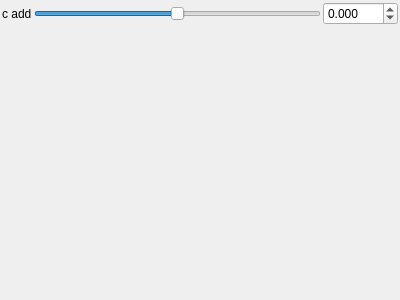
Qt form mandelbulber2/qt_data/fractal_aexion.ui (buddhi1980/mandelbulber2) before a commit.
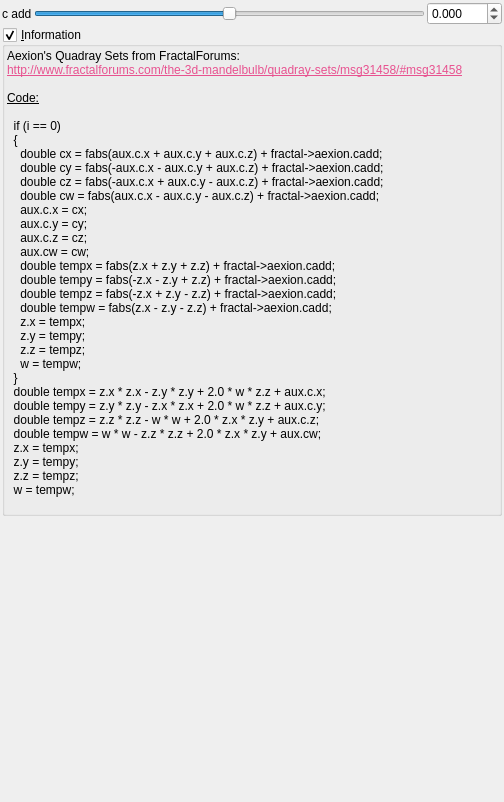
The same form after that commit. Custom widgets are drawn as their Qt base class.

Commit message: Finished information boxes for formulas started from A

```diff
--- a/mandelbulber2/qt_data/fractal_aexion.ui
+++ b/mandelbulber2/qt_data/fractal_aexion.ui
@@ -6,8 +6,8 @@
    <rect>
     <x>0</x>
     <y>0</y>
-    <width>400</width>
-    <height>300</height>
+    <width>504</width>
+    <height>802</height>
    </rect>
   </property>
   <property name="windowTitle">
@@ -93,6 +93,82 @@
      </item>
     </layout>
    </item>
+   <item>
+    <widget class="MyGroupBox" name="groupCheck_info">
+     <property name="title">
+      <string>&amp;Information</string>
+     </property>
+     <property name="flat">
+      <bool>false</bool>
+     </property>
+     <property name="checkable">
+      <bool>true</bool>
+     </property>
+     <layout class="QVBoxLayout" name="verticalLayout_2">
+      <property name="spacing">
+       <number>2</number>
+      </property>
+      <property name="leftMargin">
+       <number>2</number>
+      </property>
+      <property name="topMargin">
+       <number>2</number>
+      </property>
+      <property name="rightMargin">
+       <number>2</number>
+      </property>
+      <property name="bottomMargin">
+       <number>2</number>
+      </property>
+      <item>
+       <widget class="QLabel" name="label_4">
+        <property name="text">
+         <string>&lt;!DOCTYPE HTML PUBLIC &quot;-//W3C//DTD HTML 4.0//EN&quot; &quot;http://www.w3.org/TR/REC-html40/strict.dtd&quot;&gt;
+&lt;html&gt;&lt;head&gt;&lt;meta name=&quot;qrichtext&quot; content=&quot;1&quot; /&gt;&lt;style type=&quot;text/css&quot;&gt;
+p, li { white-space: pre-wrap; }
+&lt;/style&gt;&lt;/head&gt;&lt;body&gt;
+&lt;p style=&quot; margin-top:0px; margin-bottom:0px; margin-left:0px; margin-right:0px; -qt-block-indent:0; text-indent:0px;&quot;&gt;Aexion's Quadray Sets from FractalForums:&lt;/p&gt;
+&lt;p style=&quot; margin-top:0px; margin-bottom:0px; margin-left:0px; margin-right:0px; -qt-block-indent:0; text-indent:0px;&quot;&gt;&lt;a href=&quot;http://www.fractalforums.com/the-3d-mandelbulb/quadray-sets/msg31458/#msg31458&quot;&gt;&lt;span style=&quot; text-decoration: underline; color:#e85290;&quot;&gt;http://www.fractalforums.com/the-3d-mandelbulb/quadray-sets/msg31458/#msg31458&lt;/span&gt;&lt;/a&gt;&lt;/p&gt;
+&lt;p style=&quot;-qt-paragraph-type:empty; margin-top:0px; margin-bottom:0px; margin-left:0px; margin-right:0px; -qt-block-indent:0; text-indent:0px;&quot;&gt;&lt;br /&gt;&lt;/p&gt;
+&lt;p style=&quot; margin-top:0px; margin-bottom:0px; margin-left:0px; margin-right:0px; -qt-block-indent:0; text-indent:0px;&quot;&gt;&lt;span style=&quot; text-decoration: underline;&quot;&gt;Code:&lt;/span&gt;&lt;/p&gt;
+&lt;p style=&quot;-qt-paragraph-type:empty; margin-top:0px; margin-bottom:0px; margin-left:0px; margin-right:0px; -qt-block-indent:0; text-indent:0px; text-decoration: underline;&quot;&gt;&lt;br /&gt;&lt;/p&gt;
+&lt;p style=&quot; margin-top:0px; margin-bottom:0px; margin-left:0px; margin-right:0px; -qt-block-indent:0; text-indent:0px;&quot;&gt;  if (i == 0)&lt;/p&gt;
+&lt;p style=&quot; margin-top:0px; margin-bottom:0px; margin-left:0px; margin-right:0px; -qt-block-indent:0; text-indent:0px;&quot;&gt;  {&lt;/p&gt;
+&lt;p style=&quot; margin-top:0px; margin-bottom:0px; margin-left:0px; margin-right:0px; -qt-block-indent:0; text-indent:0px;&quot;&gt;    double cx = fabs(aux.c.x + aux.c.y + aux.c.z) + fractal-&amp;gt;aexion.cadd;&lt;/p&gt;
+&lt;p style=&quot; margin-top:0px; margin-bottom:0px; margin-left:0px; margin-right:0px; -qt-block-indent:0; text-indent:0px;&quot;&gt;    double cy = fabs(-aux.c.x - aux.c.y + aux.c.z) + fractal-&amp;gt;aexion.cadd;&lt;/p&gt;
+&lt;p style=&quot; margin-top:0px; margin-bottom:0px; margin-left:0px; margin-right:0px; -qt-block-indent:0; text-indent:0px;&quot;&gt;    double cz = fabs(-aux.c.x + aux.c.y - aux.c.z) + fractal-&amp;gt;aexion.cadd;&lt;/p&gt;
+&lt;p style=&quot; margin-top:0px; margin-bottom:0px; margin-left:0px; margin-right:0px; -qt-block-indent:0; text-indent:0px;&quot;&gt;    double cw = fabs(aux.c.x - aux.c.y - aux.c.z) + fractal-&amp;gt;aexion.cadd;&lt;/p&gt;
+&lt;p style=&quot; margin-top:0px; margin-bottom:0px; margin-left:0px; margin-right:0px; -qt-block-indent:0; text-indent:0px;&quot;&gt;    aux.c.x = cx;&lt;/p&gt;
+&lt;p style=&quot; margin-top:0px; margin-bottom:0px; margin-left:0px; margin-right:0px; -qt-block-indent:0; text-indent:0px;&quot;&gt;    aux.c.y = cy;&lt;/p&gt;
+&lt;p style=&quot; margin-top:0px; margin-bottom:0px; margin-left:0px; margin-right:0px; -qt-block-indent:0; text-indent:0px;&quot;&gt;    aux.c.z = cz;&lt;/p&gt;
+&lt;p style=&quot; margin-top:0px; margin-bottom:0px; margin-left:0px; margin-right:0px; -qt-block-indent:0; text-indent:0px;&quot;&gt;    aux.cw = cw;&lt;/p&gt;
+&lt;p style=&quot; margin-top:0px; margin-bottom:0px; margin-left:0px; margin-right:0px; -qt-block-indent:0; text-indent:0px;&quot;&gt;    double tempx = fabs(z.x + z.y + z.z) + fractal-&amp;gt;aexion.cadd;&lt;/p&gt;
+&lt;p style=&quot; margin-top:0px; margin-bottom:0px; margin-left:0px; margin-right:0px; -qt-block-indent:0; text-indent:0px;&quot;&gt;    double tempy = fabs(-z.x - z.y + z.z) + fractal-&amp;gt;aexion.cadd;&lt;/p&gt;
+&lt;p style=&quot; margin-top:0px; margin-bottom:0px; margin-left:0px; margin-right:0px; -qt-block-indent:0; text-indent:0px;&quot;&gt;    double tempz = fabs(-z.x + z.y - z.z) + fractal-&amp;gt;aexion.cadd;&lt;/p&gt;
+&lt;p style=&quot; margin-top:0px; margin-bottom:0px; margin-left:0px; margin-right:0px; -qt-block-indent:0; text-indent:0px;&quot;&gt;    double tempw = fabs(z.x - z.y - z.z) + fractal-&amp;gt;aexion.cadd;&lt;/p&gt;
+&lt;p style=&quot; margin-top:0px; margin-bottom:0px; margin-left:0px; margin-right:0px; -qt-block-indent:0; text-indent:0px;&quot;&gt;    z.x = tempx;&lt;/p&gt;
+&lt;p style=&quot; margin-top:0px; margin-bottom:0px; margin-left:0px; margin-right:0px; -qt-block-indent:0; text-indent:0px;&quot;&gt;    z.y = tempy;&lt;/p&gt;
+&lt;p style=&quot; margin-top:0px; margin-bottom:0px; margin-left:0px; margin-right:0px; -qt-block-indent:0; text-indent:0px;&quot;&gt;    z.z = tempz;&lt;/p&gt;
+&lt;p style=&quot; margin-top:0px; margin-bottom:0px; margin-left:0px; margin-right:0px; -qt-block-indent:0; text-indent:0px;&quot;&gt;    w = tempw;&lt;/p&gt;
+&lt;p style=&quot; margin-top:0px; margin-bottom:0px; margin-left:0px; margin-right:0px; -qt-block-indent:0; text-indent:0px;&quot;&gt;  }&lt;/p&gt;
+&lt;p style=&quot; margin-top:0px; margin-bottom:0px; margin-left:0px; margin-right:0px; -qt-block-indent:0; text-indent:0px;&quot;&gt;  double tempx = z.x * z.x - z.y * z.y + 2.0 * w * z.z + aux.c.x;&lt;/p&gt;
+&lt;p style=&quot; margin-top:0px; margin-bottom:0px; margin-left:0px; margin-right:0px; -qt-block-indent:0; text-indent:0px;&quot;&gt;  double tempy = z.y * z.y - z.x * z.x + 2.0 * w * z.z + aux.c.y;&lt;/p&gt;
+&lt;p style=&quot; margin-top:0px; margin-bottom:0px; margin-left:0px; margin-right:0px; -qt-block-indent:0; text-indent:0px;&quot;&gt;  double tempz = z.z * z.z - w * w + 2.0 * z.x * z.y + aux.c.z;&lt;/p&gt;
+&lt;p style=&quot; margin-top:0px; margin-bottom:0px; margin-left:0px; margin-right:0px; -qt-block-indent:0; text-indent:0px;&quot;&gt;  double tempw = w * w - z.z * z.z + 2.0 * z.x * z.y + aux.cw;&lt;/p&gt;
+&lt;p style=&quot; margin-top:0px; margin-bottom:0px; margin-left:0px; margin-right:0px; -qt-block-indent:0; text-indent:0px;&quot;&gt;  z.x = tempx;&lt;/p&gt;
+&lt;p style=&quot; margin-top:0px; margin-bottom:0px; margin-left:0px; margin-right:0px; -qt-block-indent:0; text-indent:0px;&quot;&gt;  z.y = tempy;&lt;/p&gt;
+&lt;p style=&quot; margin-top:0px; margin-bottom:0px; margin-left:0px; margin-right:0px; -qt-block-indent:0; text-indent:0px;&quot;&gt;  z.z = tempz;&lt;/p&gt;
+&lt;p style=&quot; margin-top:0px; margin-bottom:0px; margin-left:0px; margin-right:0px; -qt-block-indent:0; text-indent:0px;&quot;&gt;  w = tempw;&lt;/p&gt;
+&lt;p style=&quot;-qt-paragraph-type:empty; margin-top:0px; margin-bottom:0px; margin-left:0px; margin-right:0px; -qt-block-indent:0; text-indent:0px;&quot;&gt;&lt;br /&gt;&lt;/p&gt;&lt;/body&gt;&lt;/html&gt;</string>
+        </property>
+        <property name="wordWrap">
+         <bool>true</bool>
+        </property>
+       </widget>
+      </item>
+     </layout>
+    </widget>
+   </item>
    <item>
     <spacer name="verticalSpacer">
      <property name="orientation">
@@ -114,6 +190,12 @@
    <extends>QDoubleSpinBox</extends>
    <header>mydoublespinbox.h</header>
   </customwidget>
+  <customwidget>
+   <class>MyGroupBox</class>
+   <extends>QGroupBox</extends>
+   <header>mygroupbox.h</header>
+   <container>1</container>
+  </customwidget>
  </customwidgets>
  <tabstops>
   <tabstop>slider_cadd</tabstop>
```
The commit also changes 9 other files.
